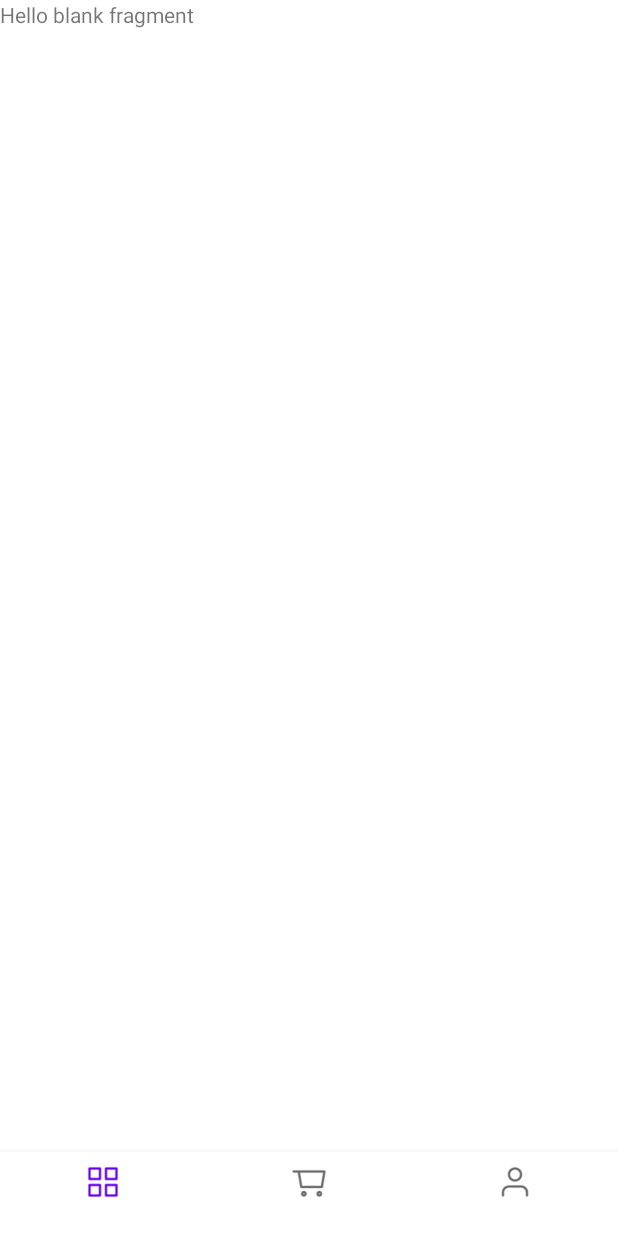
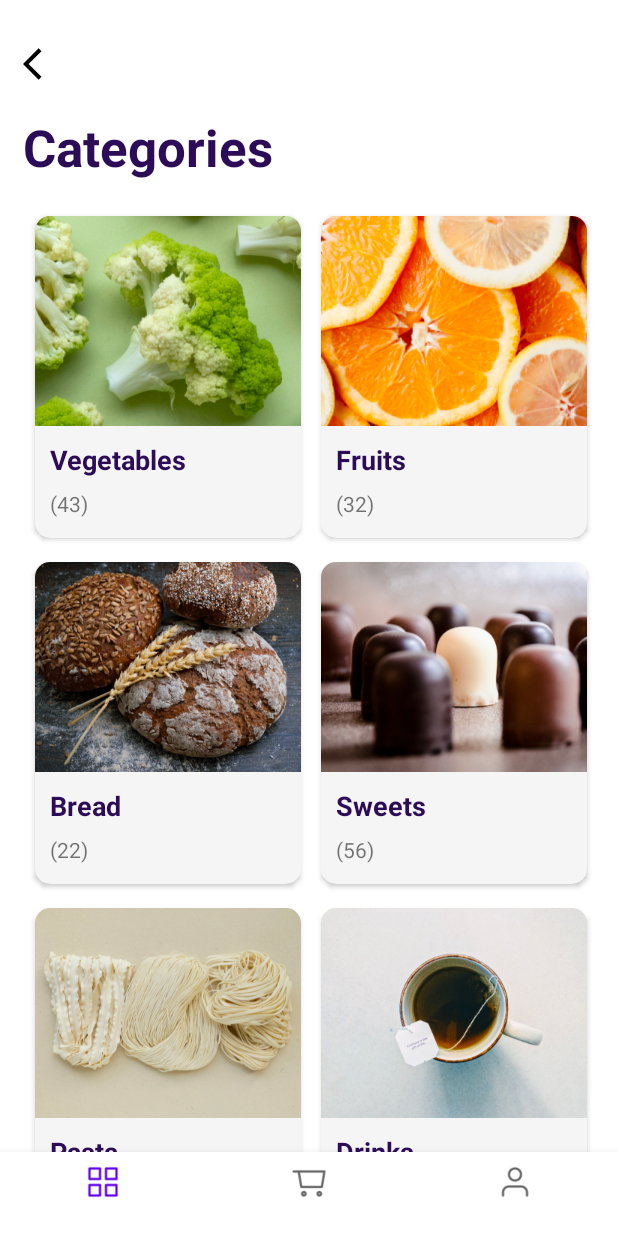
Before and after one commit to Thet9354/SwiftDrop, an Android app: the Categories screen opened directly, with no data from a screen before it, on a phone screen of 412 x 824 dp. Before the commit the screen is almost empty. Run offline under Robolectric (Android 15) with nearby library versions, the phone set to English and light mode, and no system bars.

Commit message:
SwiftDrop - V3

```diff
--- /dev/null
+++ b/app/src/main/java/com/example/swiftdrop/Adapter/CategoryAdapter.java
@@ -0,0 +1,98 @@
+package com.example.swiftdrop.Adapter;
+
+import android.content.Context;
+import android.content.Intent;
+import android.view.LayoutInflater;
+import android.view.View;
+import android.view.ViewGroup;
+import android.widget.ImageView;
+import android.widget.TextView;
+
+import androidx.annotation.NonNull;
+import androidx.recyclerview.widget.RecyclerView;
+
+import com.example.swiftdrop.Model.CategoryItem;
+import com.example.swiftdrop.R;
+import com.example.swiftdrop.Screens.Item;
+
+import java.util.ArrayList;
+
+public class CategoryAdapter extends RecyclerView.Adapter<CategoryAdapter.CardViewHolder>{
+
+    private ArrayList<CategoryItem> categoryItemArrayList;
+    private Context mContext;
+
+    public CategoryAdapter(Context mContext, ArrayList<CategoryItem> categoryItemArrayList) {
+        this.categoryItemArrayList = categoryItemArrayList;
+        this.mContext = mContext;
+    }
+
+    public interface OnItemClickListener {
+        void onItemClick(View view, int position);
+    }
+
+    private CategoryAdapter.OnItemClickListener mItemClickListener;
+
+    public void setOnItemClickListener(CategoryAdapter.OnItemClickListener listener) {
+        this.mItemClickListener = listener;
+    }
+
+    private Context getContext() {
+        return mContext;
+    }
+
+    @NonNull
+    @Override
+    public CategoryAdapter.CardViewHolder onCreateViewHolder(@NonNull ViewGroup parent, int viewType) {
+        Context context = parent.getContext();
+        LayoutInflater inflater = LayoutInflater.from(context);
+
+        View itemView = LayoutInflater.from(context).
+                inflate(R.layout.category_item, parent, false);
+
+        return new CategoryAdapter.CardViewHolder(itemView);
+    }
+
+    @Override
+    public void onBindViewHolder(@NonNull CategoryAdapter.CardViewHolder holder, int position) {
+
+        holder.imgView_category.setImageResource(categoryItemArrayList.get(position).getImage());
+        holder.txtView_categoryTitle.setText(categoryItemArrayList.get(position).getTitle());
+        holder.txtView_numOfItem.setText(categoryItemArrayList.get(position).getNumOfItems());
+
+        holder.cv_category.setOnClickListener(new View.OnClickListener() {
+            @Override
+            public void onClick(View v) {
+                Intent intent = new Intent(mContext, Item.class);
+                int pos = holder.getAdapterPosition();
+                intent.putExtra("Category Name", categoryItemArrayList.get(pos).getTitle());
+                intent.putExtra("Num of items", categoryItemArrayList.get(pos).getNumOfItems());
+                intent.putExtra("Category Image", categoryItemArrayList.get(pos).getImage());
+
+                mContext.startActivity(intent);
+            }
+        });
+    }
+
+    @Override
+    public int getItemCount() {
+        return categoryItemArrayList.size();
+    }
+
+    public class CardViewHolder extends RecyclerView.ViewHolder {
+
+        private androidx.cardview.widget.CardView cv_category;
+        private ImageView imgView_category;
+        private TextView txtView_categoryTitle;
+        private TextView txtView_numOfItem;
+        public CardViewHolder(@NonNull View itemView) {
+            super(itemView);
+
+            cv_category = itemView.findViewById(R.id.cv_category);
+            imgView_category = itemView.findViewById(R.id.imgView_category);
+            txtView_categoryTitle = itemView.findViewById(R.id.txtView_categoryTitle);
+            txtView_numOfItem = itemView.findViewById(R.id.txtView_numOfItem);
+
+        }
+    }
+}
--- /dev/null
+++ b/app/src/main/java/com/example/swiftdrop/Model/CategoryItem.java
@@ -0,0 +1,42 @@
+package com.example.swiftdrop.Model;
+
+public class CategoryItem {
+
+    private int image;
+    private String numOfItems;
+    private String title;
+
+
+    public CategoryItem(int image, String numOfItems, String title) {
+        this.image = image;
+        this.numOfItems = numOfItems;
+        this.title = title;
+    }
+
+    public CategoryItem() {
+    }
+
+    public int getImage() {
+        return image;
+    }
+
+    public void setImage(int image) {
+        this.image = image;
+    }
+
+    public String getNumOfItems() {
+        return numOfItems;
+    }
+
+    public void setNumOfItems(String numOfItems) {
+        this.numOfItems = numOfItems;
+    }
+
+    public String getTitle() {
+        return title;
+    }
+
+    public void setTitle(String title) {
+        this.title = title;
+    }
+}
--- /dev/null
+++ b/app/src/main/java/com/example/swiftdrop/SpaceItemDecoration.java
@@ -0,0 +1,24 @@
+package com.example.swiftdrop;
+
+import android.graphics.Rect;
+import android.view.View;
+
+import androidx.recyclerview.widget.RecyclerView;
+
+public class SpaceItemDecoration extends RecyclerView.ItemDecoration {
+    private final int space;
+
+    public SpaceItemDecoration(int space) {
+        this.space = space;
+    }
+
+    @Override
+    public void getItemOffsets(Rect outRect, View view,
+                               RecyclerView parent, RecyclerView.State state) {
+        outRect.left = space;
+        outRect.right = space;
+        outRect.top = space;
+        outRect.bottom = space;
+
+    }
+}
--- a/app/src/main/java/com/example/swiftdrop/fragments/Categories.java
+++ b/app/src/main/java/com/example/swiftdrop/fragments/Categories.java
@@ -1,66 +1,147 @@
 package com.example.swiftdrop.fragments;
 
+import android.content.Context;
+import android.content.Intent;
+import android.os.AsyncTask;
 import android.os.Bundle;
 
+import androidx.annotation.NonNull;
+import androidx.annotation.Nullable;
 import androidx.fragment.app.Fragment;
+import androidx.recyclerview.widget.GridLayoutManager;
+import androidx.recyclerview.widget.LinearLayoutManager;
 
+import android.util.Log;
+import android.util.TypedValue;
 import android.view.LayoutInflater;
 import android.view.View;
 import android.view.ViewGroup;
+import android.view.WindowManager;
+import android.widget.ImageView;
 
+import com.example.swiftdrop.Adapter.CategoryAdapter;
+import com.example.swiftdrop.Model.CategoryItem;
 import com.example.swiftdrop.R;
+import com.example.swiftdrop.Screens.Item;
+import com.example.swiftdrop.Screens.Splash_Screen;
+import com.example.swiftdrop.SpaceItemDecoration;
 
-/**
- * A simple {@link Fragment} subclass.
- * Use the {@link Categories#newInstance} factory method to
- * create an instance of this fragment.
- */
+import java.util.ArrayList;
+import java.util.List;
+
 public class Categories extends Fragment {
 
-    // TODO: Rename parameter arguments, choose names that match
-    // the fragment initialization parameters, e.g. ARG_ITEM_NUMBER
-    private static final String ARG_PARAM1 = "param1";
-    private static final String ARG_PARAM2 = "param2";
+    private ImageView imgView_back;
+    private androidx.appcompat.widget.SearchView sw_categories;
+    private androidx.recyclerview.widget.RecyclerView rv_categories;
+    CategoryAdapter categoryAdapter;
 
-    // TODO: Rename and change types of parameters
-    private String mParam1;
-    private String mParam2;
+    private Context mContext;
 
-    public Categories() {
-        // Required empty public constructor
-    }
+    private final ArrayList<CategoryItem> categoryItemArrayList = new ArrayList<>();
 
-    /**
-     * Use this factory method to create a new instance of
-     * this fragment using the provided parameters.
-     *
-     * @param param1 Parameter 1.
-     * @param param2 Parameter 2.
-     * @return A new instance of fragment Categories.
-     */
-    // TODO: Rename and change types and number of parameters
-    public static Categories newInstance(String param1, String param2) {
-        Categories fragment = new Categories();
-        Bundle args = new Bundle();
-        args.putString(ARG_PARAM1, param1);
-        args.putString(ARG_PARAM2, param2);
-        fragment.setArguments(args);
-        return fragment;
-    }
+    int[] categoryPics = {R.drawable.broccoli, R.drawable.orange, R.drawable.bread, R.drawable.sweets, R.drawable.pasta, R.drawable.drink};
 
-    @Override
-    public void onCreate(Bundle savedInstanceState) {
-        super.onCreate(savedInstanceState);
-        if (getArguments() != null) {
-            mParam1 = getArguments().getString(ARG_PARAM1);
-            mParam2 = getArguments().getString(ARG_PARAM2);
-        }
-    }
 
     @Override
     public View onCreateView(LayoutInflater inflater, ViewGroup container,
                              Bundle savedInstanceState) {
         // Inflate the layout for this fragment
-        return inflater.inflate(R.layout.fragment_categories, container, false);
+        View rootView =  inflater.inflate(R.layout.fragment_categories, container, false);
+
+        mContext = getActivity();
+
+        getActivity().getWindow().setSoftInputMode(WindowManager.LayoutParams.FLAG_FULLSCREEN);
+
+        return rootView;
     }
+
+    @Override
+    public void onViewCreated(@NonNull View view, @Nullable Bundle savedInstanceState) {
+        super.onViewCreated(view, savedInstanceState);
+        findViews(view);
+    }
+
+    private void findViews(View v) {
+
+        imgView_back = v.findViewById(R.id.imgView_back);
+        sw_categories = v.findViewById(R.id.sw_categories);
+        rv_categories = v.findViewById(R.id.rv_categories);
+
+        initWidget();
+
+        pageDirectories();
+    }
+
+    private void pageDirectories() {
+        imgView_back.setOnClickListener(new View.OnClickListener() {
+            @Override
+            public void onClick(View v) {
+                startActivity(new Intent(mContext, Splash_Screen.class));
+            }
+        });
+    }
+
+    private void initWidget() {
+
+        initRecView();
+    }
+
+    private void initRecView() {
+        // Init RecyclerView
+
+        // Set the layout manager (GridLayoutManager)
+        GridLayoutManager gridLayoutManager = new GridLayoutManager(mContext, 2);
+        rv_categories.setLayoutManager(gridLayoutManager);
+
+        // Add spacing between items
+        int spaceInPixels = (int) TypedValue.applyDimension(TypedValue.COMPLEX_UNIT_DIP, 8, getResources().getDisplayMetrics());
+        rv_categories.addItemDecoration(new SpaceItemDecoration(spaceInPixels));
+
+        // Optimize for fixed size if the data won't change dynamically
+        rv_categories.setHasFixedSize(true);
+
+        // Create and set the adapter
+        categoryAdapter = new CategoryAdapter(mContext, categoryItemArrayList);
+        rv_categories.setAdapter(categoryAdapter);
+
+        new loadCategories().execute();
+    }
+
+    CategoryItem categoryItem;
+
+    class loadCategories extends AsyncTask<String, String, String> {
+
+        @Override
+        protected String doInBackground(String... args) {
+            try {
+
+                String[] catItems = getResources().getStringArray(R.array.category_title);
+                String[] numOfItems = getResources().getStringArray(R.array.numOfItems);
+
+                for (int i = 0; i < catItems.length; i++) {
+                    categoryItem = new CategoryItem();
+                    categoryItem.setTitle(catItems[i]);
+                    categoryItem.setNumOfItems(numOfItems[i]);
+                    categoryItem.setImage(categoryPics[i]);
+                    categoryItemArrayList.add(categoryItem);
+                    categoryItem = null;
+                    System.out.println("Hello world");
+                }
+            } catch (Exception e) {
+                e.printStackTrace();
+            }
+            return null;
+        }
+
+        @Override
+        protected void onPostExecute(String file_url) {
+            if (categoryItemArrayList != null && categoryItemArrayList.size() > 0) {
+                categoryAdapter = new CategoryAdapter(mContext, categoryItemArrayList);
+                rv_categories.setAdapter(categoryAdapter);
+                categoryAdapter.notifyDataSetChanged();
+            }
+        }
+    }
+
 }
--- /dev/null
+++ b/app/src/main/res/drawable/back_ic.xml
@@ -0,0 +1,5 @@
+<vector android:autoMirrored="true" android:height="24dp"
+    android:tint="#000000" android:viewportHeight="24"
+    android:viewportWidth="24" android:width="24dp" xmlns:android="http://schemas.android.com/apk/res/android">
+    <path android:fillColor="@android:color/white" android:pathData="M11.67,3.87L9.9,2.1 0,12l9.9,9.9 1.77,-1.77L3.54,12z"/>
+</vector>
--- /dev/null
+++ b/app/src/main/res/drawable/category_item_bg.xml
@@ -0,0 +1,8 @@
+<?xml version="1.0" encoding="utf-8"?>
+<shape xmlns:android="http://schemas.android.com/apk/res/android">
+
+    <corners android:radius="10dp"/>
+    <stroke android:color="@color/border"
+        android:width="2dp"/>
+
+</shape>
--- /dev/null
+++ b/app/src/main/res/drawable/search_view_bg.xml
@@ -0,0 +1,8 @@
+<?xml version="1.0" encoding="utf-8"?>
+<shape xmlns:android="http://schemas.android.com/apk/res/android">
+
+    <corners android:radius="20dp"/>
+    <stroke android:color="@color/border"
+        android:width="2dp"/>
+
+</shape>
--- a/app/src/main/res/layout/activity_item.xml
+++ b/app/src/main/res/layout/activity_item.xml
@@ -1,9 +1,57 @@
 <?xml version="1.0" encoding="utf-8"?>
-<androidx.constraintlayout.widget.ConstraintLayout xmlns:android="http://schemas.android.com/apk/res/android"
+<LinearLayout xmlns:android="http://schemas.android.com/apk/res/android"
     xmlns:app="http://schemas.android.com/apk/res-auto"
     xmlns:tools="http://schemas.android.com/tools"
     android:layout_width="match_parent"
     android:layout_height="match_parent"
+    android:orientation="vertical"
     tools:context=".Screens.Item">
 
-</androidx.constraintlayout.widget.ConstraintLayout>
+    <ImageView
+        android:id="@+id/imgView_back"
+        android:layout_width="25dp"
+        android:layout_height="25dp"
+        android:src="@drawable/back_ic"
+        android:layout_marginTop="30dp"
+        android:layout_marginStart="15dp"/>
+
+    <TextView
+        android:layout_width="wrap_content"
+        android:layout_height="wrap_content"
+        android:text="Categories"
+        android:textColor="@color/text_primary"
+        android:textStyle="bold"
+        android:textSize="34sp"
+        android:layout_marginTop="20dp"
+        android:layout_marginStart="15dp"/>
+
+    <ScrollView
+        android:layout_width="match_parent"
+        android:layout_height="match_parent"
+        android:layout_marginTop="15dp">
+
+        <LinearLayout
+            android:layout_width="match_parent"
+            android:layout_height="wrap_content"
+            android:orientation="vertical">
+
+            <androidx.appcompat.widget.SearchView
+                android:id="@+id/sw_categories"
+                android:layout_width="match_parent"
+                android:layout_height="wrap_content"
+                android:layout_margin="8dp"
+                app:queryHint="Search"
+                android:background="@drawable/search_view_bg"
+                android:layout_marginStart="8dp"
+                android:layout_marginEnd="8dp"/>
+
+
+
+
+
+        </LinearLayout>
+
+    </ScrollView>
+
+
+</LinearLayout>
--- /dev/null
+++ b/app/src/main/res/layout/category_item.xml
@@ -0,0 +1,47 @@
+<?xml version="1.0" encoding="utf-8"?>
+<androidx.cardview.widget.CardView xmlns:android="http://schemas.android.com/apk/res/android"
+    android:id="@+id/cv_category"
+    android:layout_width="177dp"
+    android:layout_height="wrap_content"
+    xmlns:app="http://schemas.android.com/apk/res-auto"
+    android:background="@drawable/category_item_bg"
+    android:orientation="vertical"
+    app:cardCornerRadius="10dp"
+    android:backgroundTint="@color/white">
+
+    <LinearLayout
+        android:layout_width="match_parent"
+        android:layout_height="wrap_content"
+        android:orientation="vertical"
+        android:layout_gravity="center_horizontal">
+
+        <ImageView
+            android:id="@+id/imgView_category"
+            android:layout_width="177dp"
+            android:layout_height="140dp"
+            android:src="@drawable/broccoli"
+            android:layout_gravity="center_horizontal"/>
+
+        <TextView
+            android:id="@+id/txtView_categoryTitle"
+            android:layout_width="wrap_content"
+            android:layout_height="wrap_content"
+            android:text="Vegetable"
+            android:textColor="@color/text_primary"
+            android:textStyle="bold"
+            android:textSize="18sp"
+            android:layout_marginTop="10dp"
+            android:layout_marginStart="10dp"/>
+
+        <TextView
+            android:id="@+id/txtView_numOfItem"
+            android:layout_width="wrap_content"
+            android:layout_height="wrap_content"
+            android:text="(43)"
+            android:layout_marginStart="10dp"
+            android:layout_marginTop="7dp"
+            android:layout_marginBottom="13dp"/>
+
+    </LinearLayout>
+
+</androidx.cardview.widget.CardView>
--- a/app/src/main/res/layout/fragment_categories.xml
+++ b/app/src/main/res/layout/fragment_categories.xml
@@ -1,14 +1,60 @@
 <?xml version="1.0" encoding="utf-8"?>
-<FrameLayout xmlns:android="http://schemas.android.com/apk/res/android"
+<LinearLayout xmlns:android="http://schemas.android.com/apk/res/android"
     xmlns:tools="http://schemas.android.com/tools"
     android:layout_width="match_parent"
     android:layout_height="match_parent"
+    xmlns:app="http://schemas.android.com/apk/res-auto"
+    android:orientation="vertical"
     tools:context=".fragments.Categories">
 
-    <!-- TODO: Update blank fragment layout -->
+    <ImageView
+        android:id="@+id/imgView_back"
+        android:layout_width="25dp"
+        android:layout_height="25dp"
+        android:src="@drawable/back_ic"
+        android:layout_marginTop="30dp"
+        android:layout_marginStart="15dp"/>
+
     <TextView
+        android:layout_width="wrap_content"
+        android:layout_height="wrap_content"
+        android:text="Categories"
+        android:textColor="@color/text_primary"
+        android:textStyle="bold"
+        android:textSize="34sp"
+        android:layout_marginTop="20dp"
+        android:layout_marginStart="15dp"/>
+
+    <ScrollView
         android:layout_width="match_parent"
         android:layout_height="match_parent"
-        android:text="@string/hello_blank_fragment" />
+        android:layout_marginTop="15dp">
 
-</FrameLayout>
+        <LinearLayout
+            android:layout_width="match_parent"
+            android:layout_height="wrap_content"
+            android:orientation="vertical">
+
+            <androidx.appcompat.widget.SearchView
+                android:id="@+id/sw_categories"
+                android:layout_width="match_parent"
+                android:layout_height="wrap_content"
+                android:layout_margin="8dp"
+                app:queryHint="Search"
+                android:background="@drawable/search_view_bg"
+                android:layout_marginStart="8dp"
+                android:layout_marginEnd="8dp"/>
+
+            <androidx.recyclerview.widget.RecyclerView
+                android:id="@+id/rv_categories"
+                android:layout_width="match_parent"
+                android:layout_height="wrap_content"
+                android:layout_marginTop="10dp"
+                android:layout_marginStart="15dp"
+                android:layout_marginEnd="15dp"/>
+
+        </LinearLayout>
+
+    </ScrollView>
+
+</LinearLayout>
--- a/app/src/main/res/values/colors.xml
+++ b/app/src/main/res/values/colors.xml
@@ -8,6 +8,8 @@
     <color name="text_primary">#2D0C57</color>
     <color name="text_secondary">#9586A8</color>
     <color name="selected_bg_violet">#E2CBFF</color>
+    <color name="border">#D9D0E3</color>
+
 
 
 </resources>
--- a/app/src/main/res/values/strings.xml
+++ b/app/src/main/res/values/strings.xml
@@ -4,4 +4,22 @@
     <!-- TODO: Remove or change this placeholder text -->
     <string name="hello_blank_fragment">Hello blank fragment</string>
 
+    <string-array name="category_title">
+        <item name="cat1">Vegetables</item>
+        <item name="cat2">Fruits</item>
+        <item name="cat3">Bread</item>
+        <item name="cat4">Sweets</item>
+        <item name="cat5">Pasta</item>
+        <item name="cat6">Drinks</item>
+    </string-array>
+
+    <string-array name="numOfItems">
+        <item name="cat1">(43)</item>
+        <item name="cat2">(32)</item>
+        <item name="cat3">(22)</item>
+        <item name="cat4">(56)</item>
+        <item name="cat5">(43)</item>
+        <item name="cat6">(23)</item>
+    </string-array>
+
 </resources>
```
